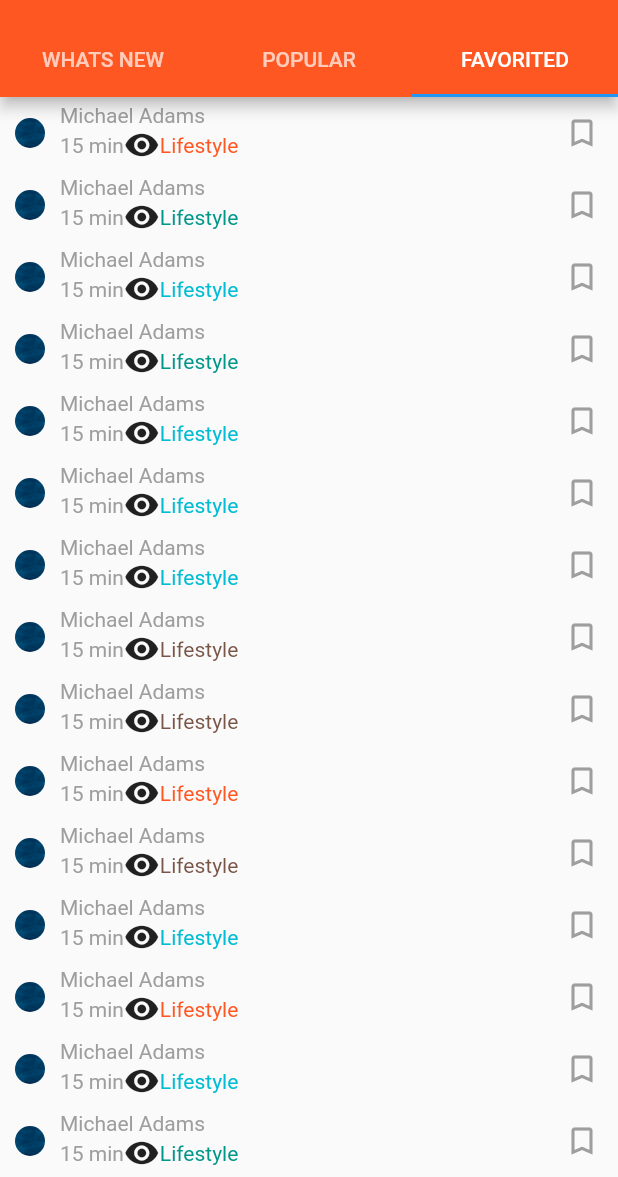
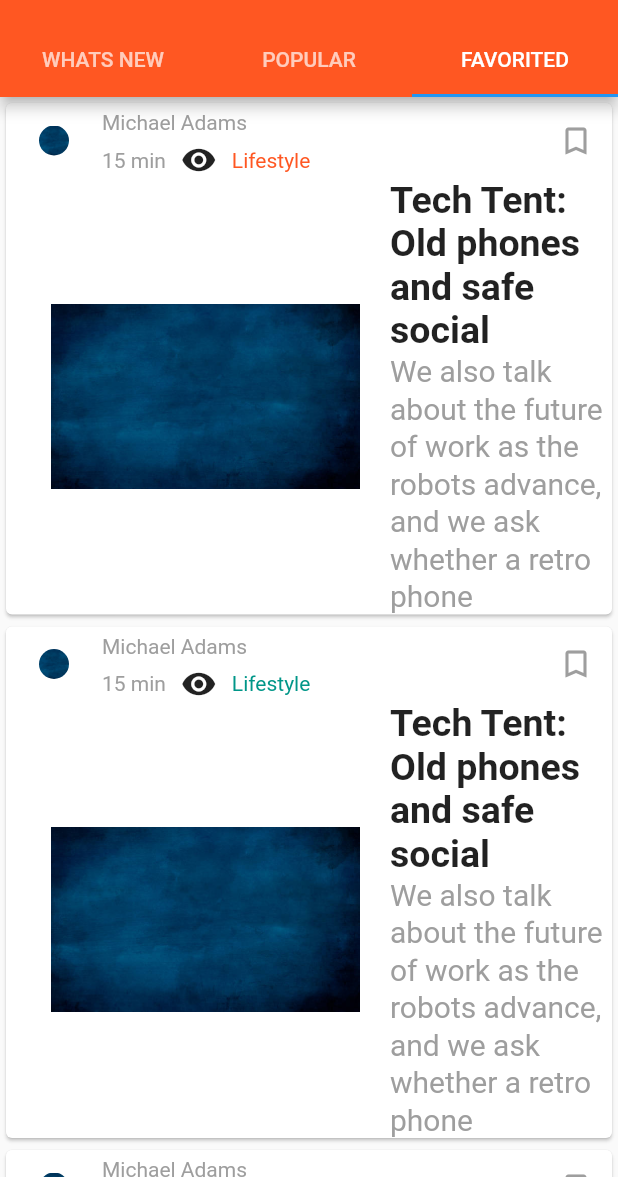
Before and after one commit to Farouk615/News_Application, a Flutter app: the HomePage screen opened directly, tab 3 chosen, on a phone screen of 412 x 824 dp, the part 59-1236 px from its top. Run offline on Flutter 3.47's test engine with Material 2 defaults, Android fonts, the phone set to English and light mode, and no system bars; missing offline and left inert: dart:html, page_view_indicator.

Commit message:
Cadding favorited screen

```diff
--- a/lib/screens/Home_tab/Favorited.dart
+++ b/lib/screens/Home_tab/Favorited.dart
@@ -25,17 +25,20 @@ Random random = Random();
   @override
   Widget build(BuildContext context) {
     return ListView.builder(itemBuilder: (BuildContext context,int index){
-      return Column(
+      return Card(
+        child: Column(
           children: [
             _drawAuthorRow(Colors.deepOrange),
             _drawItemRow(),
           ],
+        ),
       );
     },
     itemCount: 20,);
   }
   Widget _drawAuthorRow(MaterialColor textcolor){
-    return Row(
+    return
+      Row(
         mainAxisAlignment: MainAxisAlignment.spaceBetween,
         children: [
           Row(
@@ -50,15 +53,20 @@ Random random = Random();
                 ),
              width: 40,
                 height: 20,
+                margin: EdgeInsets.all(12),
               ),
               Column(
                 crossAxisAlignment: CrossAxisAlignment.start,
                 children: [
+                  SizedBox(height: 5,),
                   Text('Michael Adams',style: TextStyle(color: Colors.grey),),
+                  SizedBox(height: 5,),
                   Row(
                     children: [
                       Text('15 min',style: TextStyle(color: Colors.grey)),
+                      SizedBox(width: 10,),
                       Icon(Icons.visibility),
+                      SizedBox(width: 10,),
                       Text('Lifestyle',style: TextStyle(color: _getRandomColor()),),
                     ],
                   )
@@ -73,8 +81,35 @@ Random random = Random();
           ),
         ],
       );
+
   }
   Widget _drawItemRow(){
-    return Container();
+    return Row(
+      children: [
+        Padding(
+          padding: const EdgeInsets.only(left: 30 , top: 15 , bottom: 15,right: 20),
+          child: Container(
+            width: MediaQuery.of(context).size.height * 0.25,
+            height: MediaQuery.of(context).size.height * 0.15 ,
+            decoration: BoxDecoration(
+              image:DecorationImage(
+                  image: ExactAssetImage('assets/images/back.jpg'),
+                  fit: BoxFit.cover
+              ),
+            ),
+          ),
+        ),
+        Expanded(
+          child: Column(
+            crossAxisAlignment: CrossAxisAlignment.start,
+            children: [
+              Text('Tech Tent: Old phones and safe social', style: TextStyle(fontWeight: FontWeight.w600,fontSize: 25),),
+              SizedBox(width: 10,),
+              Text('We also talk about the future of work as the robots advance, and we ask whether a retro phone',style: TextStyle(fontSize: 20,height: 1.25,color:Colors.grey),),
+            ],
+          ),
+        )
+      ],
+    );
   }
 }
```
Lines whose indentation alone changed are shown as unchanged.
